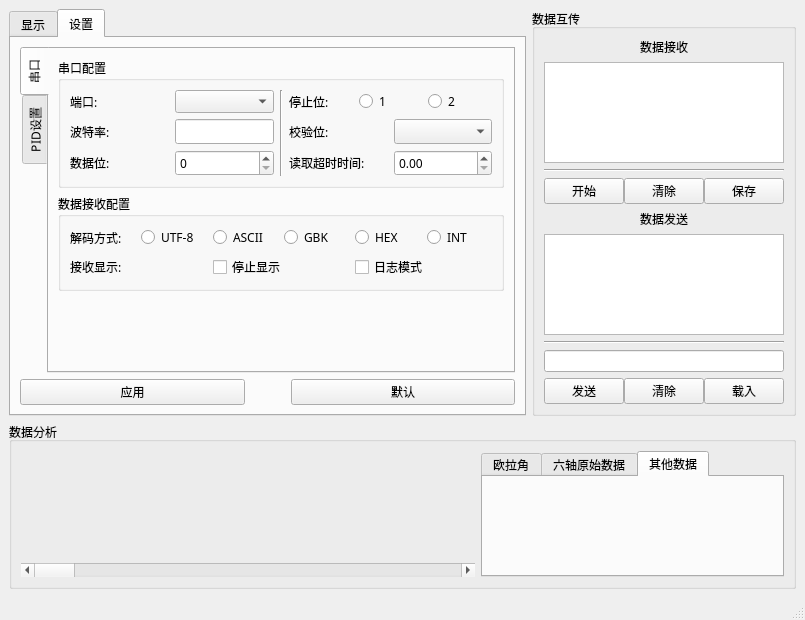
The window that Owl_Home/Owl_home_1.1/ui/Owl_1.1.ui (LOGIC-126/Owl_System) describes before a commit, drawn with Qt 5.
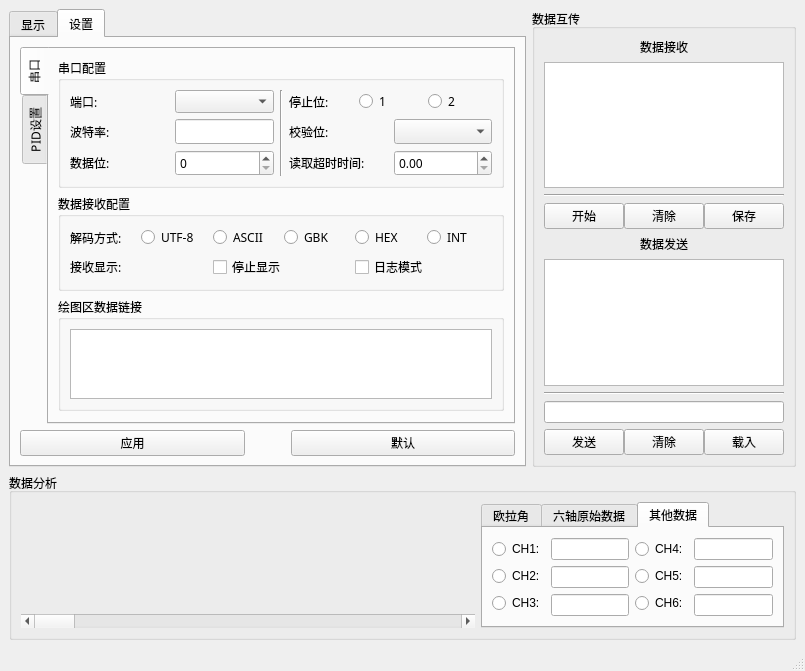
The same window after the commit. The open tabs and pages were chosen to show the change. Icons and pictures are not drawn.

The edit to the form file:
```diff
--- a/Owl_Home/Owl_home_1.1/ui/Owl_1.1.ui
+++ b/Owl_Home/Owl_home_1.1/ui/Owl_1.1.ui
@@ -64,7 +64,7 @@
                <attribute name="title">
                 <string>串口</string>
                </attribute>
-               <layout class="QVBoxLayout" name="verticalLayout_25" stretch="1,0,0">
+               <layout class="QVBoxLayout" name="verticalLayout_25" stretch="1,0,0,0">
                 <item>
                  <widget class="QGroupBox" name="groupBox_3">
                   <property name="title">
@@ -310,6 +310,18 @@
                   </layout>
                  </widget>
                 </item>
+                <item>
+                 <widget class="QGroupBox" name="groupBox_5">
+                  <property name="title">
+                   <string>绘图区数据链接</string>
+                  </property>
+                  <layout class="QVBoxLayout" name="verticalLayout_26">
+                   <item>
+                    <widget class="QListView" name="datalink_listView"/>
+                   </item>
+                  </layout>
+                 </widget>
+                </item>
                 <item>
                  <spacer name="verticalSpacer">
                   <property name="orientation">
@@ -1031,6 +1043,167 @@
             <attribute name="title">
              <string>其他数据</string>
             </attribute>
+            <layout class="QVBoxLayout" name="verticalLayout_31">
+             <item>
+              <layout class="QHBoxLayout" name="horizontalLayout_37">
+               <item>
+                <layout class="QHBoxLayout" name="horizontalLayout_38">
+                 <item>
+                  <layout class="QVBoxLayout" name="verticalLayout_27">
+                   <item>
+                    <widget class="QRadioButton" name="CH1_radioButton">
+                     <property name="contextMenuPolicy">
+                      <enum>Qt::DefaultContextMenu</enum>
+                     </property>
+                     <property name="text">
+                      <string>CH1:</string>
+                     </property>
+                     <property name="checkable">
+                      <bool>true</bool>
+                     </property>
+                     <property name="autoRepeat">
+                      <bool>true</bool>
+                     </property>
+                     <property name="autoExclusive">
+                      <bool>false</bool>
+                     </property>
+                    </widget>
+                   </item>
+                   <item>
+                    <widget class="QRadioButton" name="CH2_radioButton">
+                     <property name="contextMenuPolicy">
+                      <enum>Qt::DefaultContextMenu</enum>
+                     </property>
+                     <property name="text">
+                      <string>CH2:</string>
+                     </property>
+                     <property name="autoRepeat">
+                      <bool>true</bool>
+                     </property>
+                     <property name="autoExclusive">
+                      <bool>false</bool>
+                     </property>
+                    </widget>
+                   </item>
+                   <item>
+                    <widget class="QRadioButton" name="CH3_radioButton">
+                     <property name="contextMenuPolicy">
+                      <enum>Qt::DefaultContextMenu</enum>
+                     </property>
+                     <property name="text">
+                      <string>CH3:</string>
+                     </property>
+                     <property name="autoRepeat">
+                      <bool>true</bool>
+                     </property>
+                     <property name="autoExclusive">
+                      <bool>false</bool>
+                     </property>
+                    </widget>
+                   </item>
+                  </layout>
+                 </item>
+                 <item>
+                  <layout class="QVBoxLayout" name="verticalLayout_28">
+                   <item>
+                    <widget class="QLineEdit" name="data_CH1"/>
+                   </item>
+                   <item>
+                    <widget class="QLineEdit" name="data_CH2"/>
+                   </item>
+                   <item>
+                    <widget class="QLineEdit" name="data_CH3">
+                     <property name="sizePolicy">
+                      <sizepolicy hsizetype="Expanding" vsizetype="Fixed">
+                       <horstretch>0</horstretch>
+                       <verstretch>0</verstretch>
+                      </sizepolicy>
+                     </property>
+                    </widget>
+                   </item>
+                  </layout>
+                 </item>
+                </layout>
+               </item>
+               <item>
+                <layout class="QHBoxLayout" name="horizontalLayout_39">
+                 <item>
+                  <layout class="QVBoxLayout" name="verticalLayout_29">
+                   <item>
+                    <widget class="QRadioButton" name="CH4_radioButton">
+                     <property name="contextMenuPolicy">
+                      <enum>Qt::NoContextMenu</enum>
+                     </property>
+                     <property name="text">
+                      <string>CH4:</string>
+                     </property>
+                     <property name="autoRepeat">
+                      <bool>true</bool>
+                     </property>
+                     <property name="autoExclusive">
+                      <bool>false</bool>
+                     </property>
+                    </widget>
+                   </item>
+                   <item>
+                    <widget class="QRadioButton" name="CH5_radioButton">
+                     <property name="contextMenuPolicy">
+                      <enum>Qt::NoContextMenu</enum>
+                     </property>
+                     <property name="text">
+                      <string>CH5:</string>
+                     </property>
+                     <property name="autoRepeat">
+                      <bool>true</bool>
+                     </property>
+                     <property name="autoExclusive">
+                      <bool>false</bool>
+                     </property>
+                    </widget>
+                   </item>
+                   <item>
+                    <widget class="QRadioButton" name="CH6_radioButton">
+                     <property name="contextMenuPolicy">
+                      <enum>Qt::NoContextMenu</enum>
+                     </property>
+                     <property name="text">
+                      <string>CH6:</string>
+                     </property>
+                     <property name="autoRepeat">
+                      <bool>true</bool>
+                     </property>
+                     <property name="autoExclusive">
+                      <bool>false</bool>
+                     </property>
+                    </widget>
+                   </item>
+                  </layout>
+                 </item>
+                 <item>
+                  <layout class="QVBoxLayout" name="verticalLayout_30">
+                   <item>
+                    <widget class="QLineEdit" name="data_CH4"/>
+                   </item>
+                   <item>
+                    <widget class="QLineEdit" name="data_CH5"/>
+                   </item>
+                   <item>
+                    <widget class="QLineEdit" name="data_CH6">
+                     <property name="sizePolicy">
+                      <sizepolicy hsizetype="Expanding" vsizetype="Fixed">
+                       <horstretch>0</horstretch>
+                       <verstretch>0</verstretch>
+                      </sizepolicy>
+                     </property>
+                    </widget>
+                   </item>
+                  </layout>
+                 </item>
+                </layout>
+               </item>
+              </layout>
+             </item>
+            </layout>
            </widget>
           </widget>
          </item>
```
Left out of the diff: 2 changed lines with no effect on the pictures.
